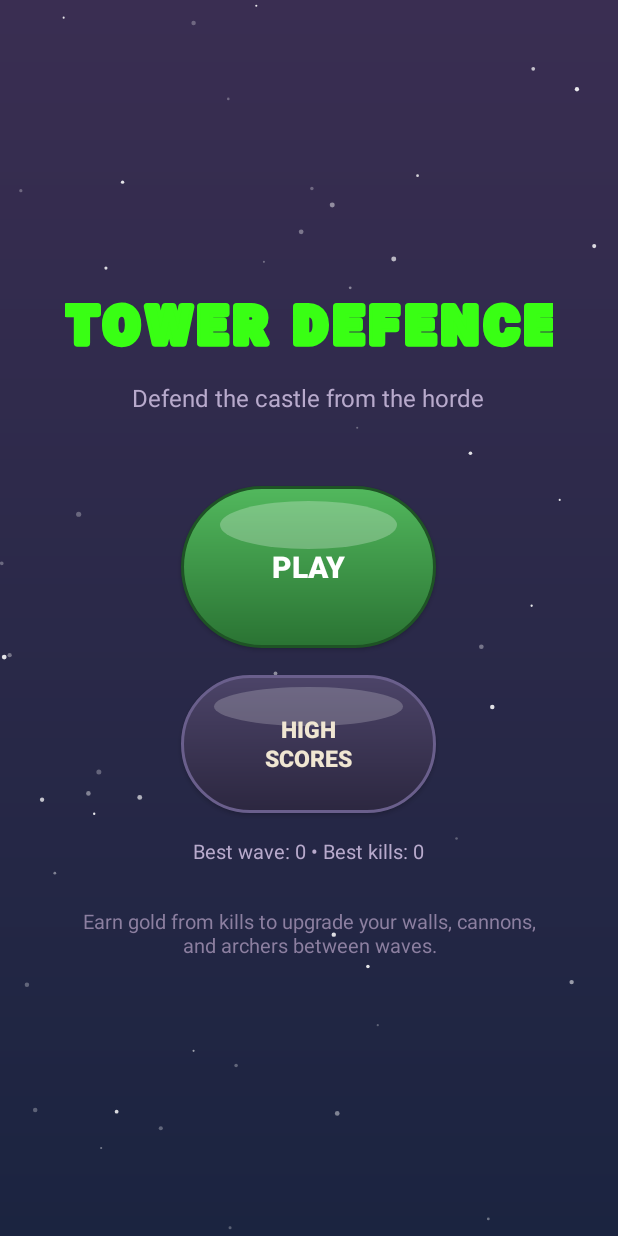
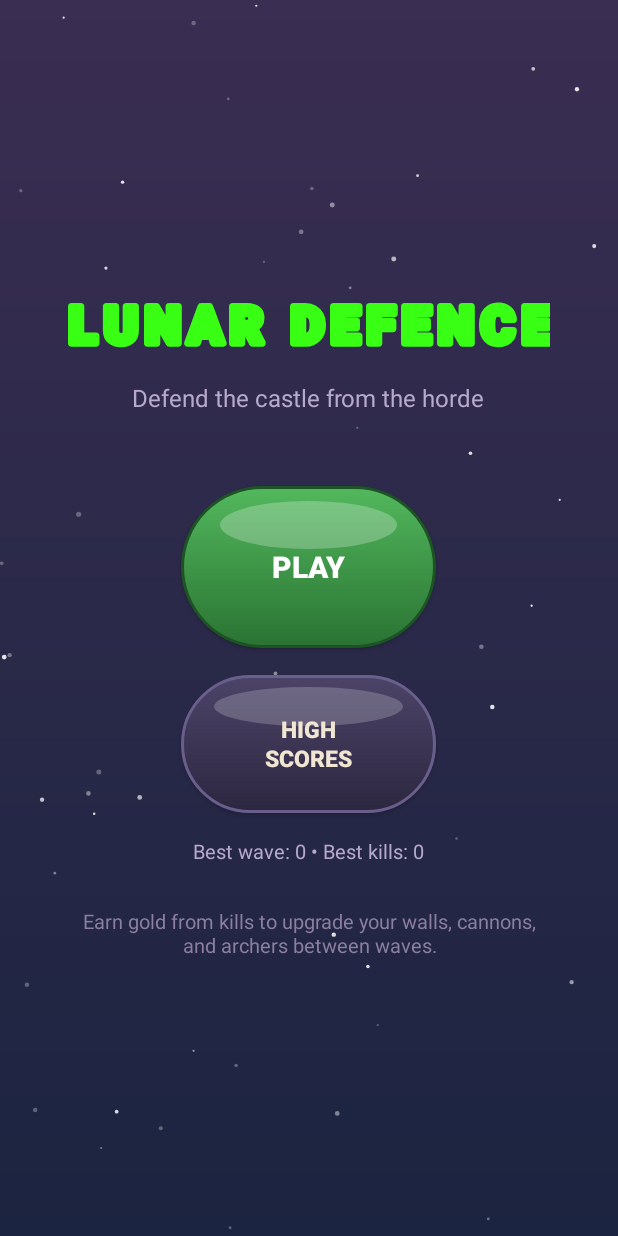
Before and after one commit to ALF452/Tower-Defence, an Android app: the screen it shows after launch (MainMenuActivity), on a phone screen of 412 x 824 dp. Run offline under Robolectric (Android 15) with nearby library versions, the phone set to English and light mode, and no system bars.

Commit message:
Rename game to Lunar Defence
Updates the app icon's label (app_name string), the main menu title, and
the README to "Lunar Defence" instead of "Tower Defence" - fits the
moon/space setting the visuals have grown into (cratered purple moon,
starfield, asteroids). Package name/applicationId are untouched.

```diff
--- a/app/src/main/res/layout/activity_main_menu.xml
+++ b/app/src/main/res/layout/activity_main_menu.xml
@@ -19,7 +19,7 @@
             android:layout_width="wrap_content"
             android:layout_height="wrap_content"
             android:padding="8dp"
-            android:text="TOWER DEFENCE"
+            android:text="LUNAR DEFENCE"
             android:textColor="#39FF14"
             android:fontFamily="sans-serif-black"
             android:textSize="34sp"
--- a/app/src/main/res/values/strings.xml
+++ b/app/src/main/res/values/strings.xml
@@ -1,5 +1,5 @@
 <?xml version="1.0" encoding="utf-8"?>
 <resources>
-    <string name="app_name">Tower Defence</string>
+    <string name="app_name">Lunar Defence</string>
     <string name="stats_teaser">Best wave: %1$d  •  Best kills: %2$d</string>
 </resources>
```
Also changed, not shown: 1 other file.
